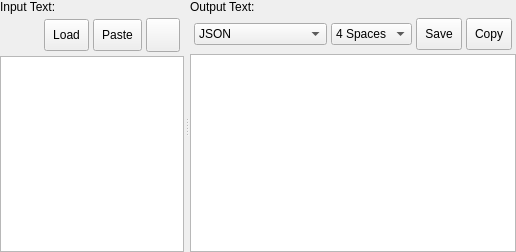
Above: gui/data_conversion/data_conversion_gui.ui from LotusAndCompany/devtools before the change. Below: the same form after it.
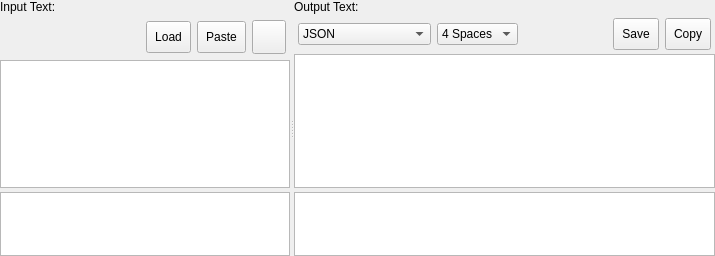
That is the form after the change. Icons and pictures are not drawn.

Commit message: Implement toml_emitter Add error & waning output

```diff
--- a/gui/data_conversion/data_conversion_gui.ui
+++ b/gui/data_conversion/data_conversion_gui.ui
@@ -6,8 +6,8 @@
    <rect>
     <x>0</x>
     <y>0</y>
-    <width>516</width>
-    <height>252</height>
+    <width>715</width>
+    <height>256</height>
    </rect>
   </property>
   <property name="windowTitle">
@@ -18,30 +18,15 @@
     <rect>
      <x>0</x>
      <y>0</y>
-     <width>516</width>
-     <height>252</height>
+     <width>715</width>
+     <height>256</height>
     </rect>
    </property>
-   <property name="sizePolicy">
-    <sizepolicy hsizetype="Minimum" vsizetype="Preferred">
-     <horstretch>0</horstretch>
-     <verstretch>0</verstretch>
-    </sizepolicy>
-   </property>
    <property name="orientation">
     <enum>Qt::Orientation::Horizontal</enum>
    </property>
-   <property name="opaqueResize">
-    <bool>true</bool>
-   </property>
-   <property name="handleWidth">
-    <number>6</number>
-   </property>
-   <property name="childrenCollapsible">
-    <bool>false</bool>
-   </property>
    <widget class="QWidget" name="layoutWidget">
-    <layout class="QVBoxLayout" name="verticalLayout">
+    <layout class="QVBoxLayout" name="verticalLayout" stretch="0,0,0,0">
      <property name="spacing">
       <number>4</number>
      </property>
@@ -53,13 +38,32 @@
       </widget>
      </item>
      <item>
+      <widget class="QWidget" name="widget" native="true">
+       <property name="sizePolicy">
+        <sizepolicy hsizetype="Preferred" vsizetype="Fixed">
+         <horstretch>0</horstretch>
+         <verstretch>0</verstretch>
+        </sizepolicy>
+       </property>
+       <property name="minimumSize">
+        <size>
+         <width>0</width>
+         <height>38</height>
+        </size>
+       </property>
       <layout class="QHBoxLayout" name="inputActionButtonLayout">
        <property name="leftMargin">
         <number>4</number>
        </property>
+        <property name="topMargin">
+         <number>0</number>
+        </property>
        <property name="rightMargin">
         <number>4</number>
        </property>
+        <property name="bottomMargin">
+         <number>0</number>
+        </property>
        <item>
         <spacer name="horizontalSpacer">
          <property name="orientation">
@@ -143,6 +147,7 @@
         </widget>
        </item>
       </layout>
+      </widget>
      </item>
      <item>
       <widget class="QTextEdit" name="inputTextEdit">
@@ -164,6 +169,16 @@
        </property>
       </widget>
      </item>
+     <item>
+      <widget class="QTextBrowser" name="inputMessageTextView">
+       <property name="maximumSize">
+        <size>
+         <width>16777215</width>
+         <height>64</height>
+        </size>
+       </property>
+      </widget>
+     </item>
     </layout>
    </widget>
    <widget class="QWidget" name="layoutWidget">
@@ -179,13 +194,20 @@
       </widget>
      </item>
      <item>
+      <widget class="QWidget" name="widget_2" native="true">
       <layout class="QHBoxLayout" name="outputActionButtonLayout">
        <property name="leftMargin">
         <number>4</number>
        </property>
+        <property name="topMargin">
+         <number>0</number>
+        </property>
        <property name="rightMargin">
         <number>4</number>
        </property>
+        <property name="bottomMargin">
+         <number>0</number>
+        </property>
        <item>
         <widget class="QComboBox" name="formatSelector">
          <item>
@@ -274,6 +296,7 @@
         </widget>
        </item>
       </layout>
+      </widget>
      </item>
      <item>
       <widget class="QTextBrowser" name="outputTextView">
@@ -298,6 +321,16 @@
        </property>
       </widget>
      </item>
+     <item>
+      <widget class="QTextBrowser" name="outputMessageTextView">
+       <property name="maximumSize">
+        <size>
+         <width>16777215</width>
+         <height>64</height>
+        </size>
+       </property>
+      </widget>
+     </item>
     </layout>
    </widget>
   </widget>
```
Lines whose indentation alone changed are shown as unchanged. The commit also changes 11 other files.
